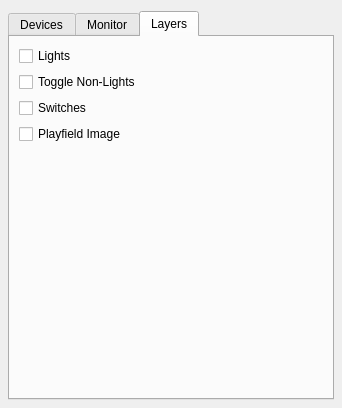
First picture: the form in mpfmonitor/core/ui/inspector.ui, repository missionpinball/mpf-monitor, before the edit.
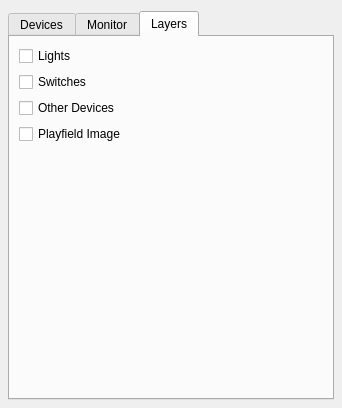
Second picture: the form after the edit. The open tabs and pages were chosen to show the change.

Commit message: change non-lights to Others and dont make it affect switches anymore

```diff
--- a/mpfmonitor/core/ui/inspector.ui
+++ b/mpfmonitor/core/ui/inspector.ui
@@ -455,9 +455,9 @@
        <item>
         <layout class="QVBoxLayout" name="verticalLayout_5">
          <item>
-          <widget class="QCheckBox" name="toggle_nonlights_button">
+          <widget class="QCheckBox" name="toggle_switches_button">
            <property name="text">
-            <string>Toggle Non-Lights</string>
+            <string>Switches</string>
            </property>
           </widget>
          </item>
@@ -466,9 +466,9 @@
        <item>
         <layout class="QVBoxLayout" name="verticalLayout_6">
          <item>
-          <widget class="QCheckBox" name="toggle_switches_button">
+          <widget class="QCheckBox" name="toggle_others_button">
            <property name="text">
-            <string>Switches</string>
+            <string>Other Devices</string>
            </property>
           </widget>
          </item>
```
The commit also changes 3 other files.
